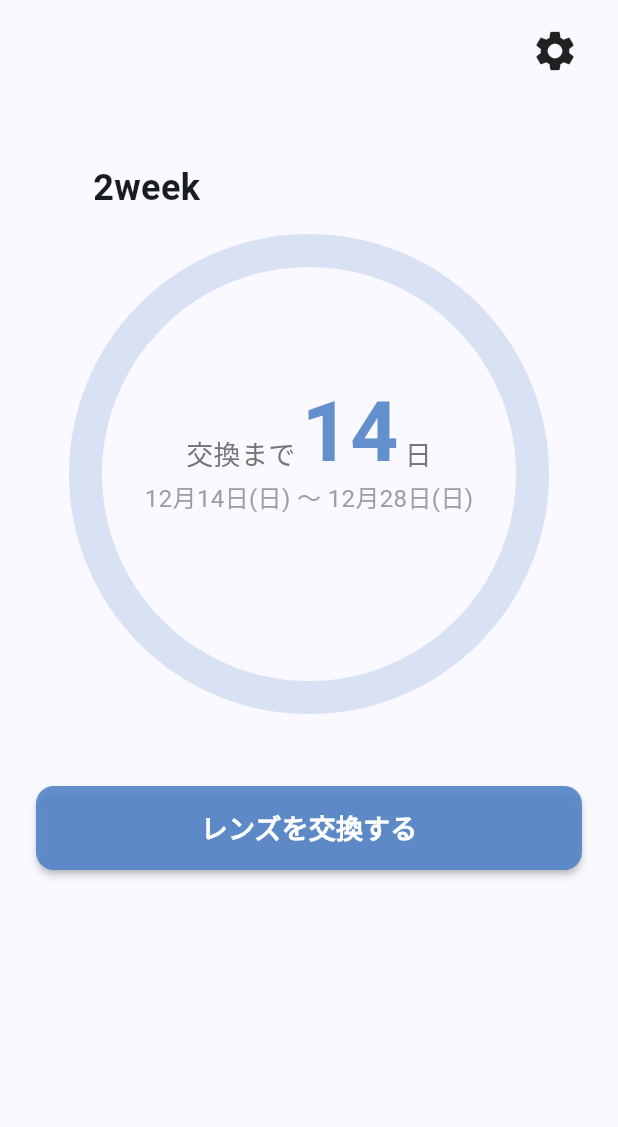
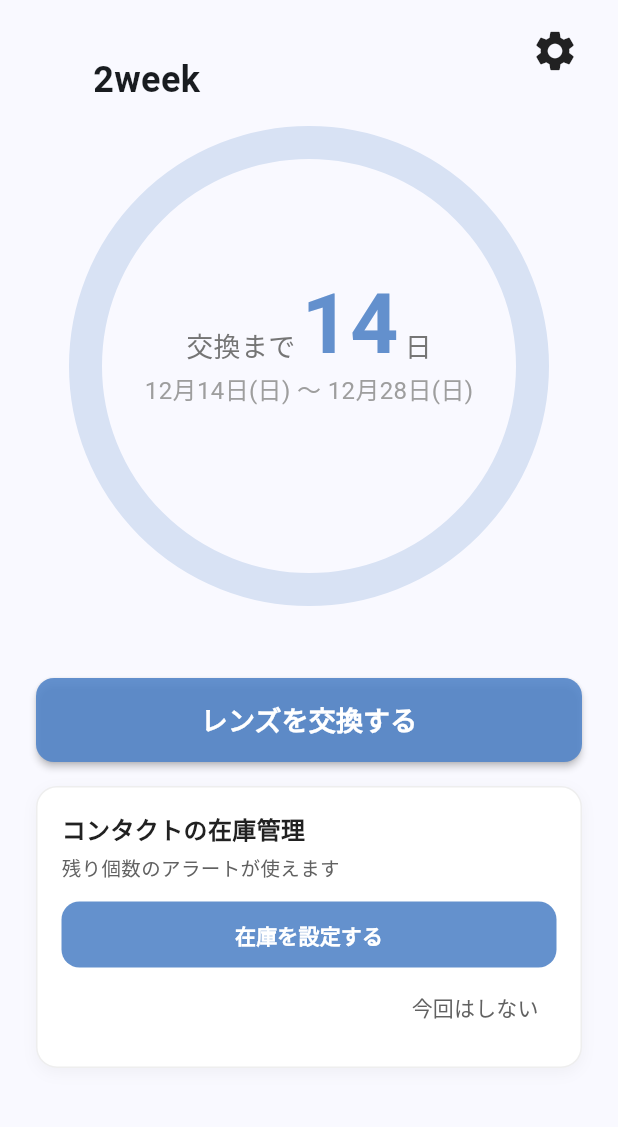
Before and after one commit to N-plus/contact_lens_management, a Flutter app: the screen it shows after launch, on a phone screen of 412 x 824 dp, the part 84-1211 px from its top. Run offline on Flutter 3.47's test engine with Material 3 defaults, Android fonts, the phone set to English and light mode, and no system bars; our stand-ins replace audioplayers, flutter_local_notifications, shared_preferences, timezone; statements that could not run were skipped.

Commit message:
Add inventory onboarding prompt

```diff
--- a/lib/main.dart
+++ b/lib/main.dart
@@ -124,7 +124,7 @@ class ContactProfile {
         themeColorIndex: 0,
         inventoryAlertEnabled: true,
         showInventory: false,
-        inventoryCount: 0,
+        inventoryCount: null,
         inventoryThreshold: 2,
         soundEnabled: true,
         isRegistered: true,
@@ -143,7 +143,7 @@ class ContactProfile {
         themeColorIndex: 0,
         inventoryAlertEnabled: true,
         showInventory: false,
-        inventoryCount: 0,
+        inventoryCount: null,
         inventoryThreshold: 2,
         soundEnabled: true,
         isRegistered: false,
@@ -161,7 +161,7 @@ class ContactProfile {
   final int themeColorIndex;
   final bool inventoryAlertEnabled;
   final bool showInventory;
-  final int inventoryCount;
+  final int? inventoryCount;
   final int inventoryThreshold;
   final bool soundEnabled;
   final bool isRegistered;
@@ -250,7 +250,7 @@ class ContactProfile {
       themeColorIndex: map['themeColorIndex'] as int? ?? 0,
       inventoryAlertEnabled: map['inventoryAlertEnabled'] as bool? ?? true,
       showInventory: map['showInventory'] as bool? ?? false,
-      inventoryCount: map['inventoryCount'] as int? ?? 0,
+      inventoryCount: map['inventoryCount'] as int?,
       inventoryThreshold: map['inventoryThreshold'] as int? ?? 2,
       soundEnabled: map['soundEnabled'] as bool? ?? true,
       isRegistered: map['isRegistered'] as bool? ?? true,
@@ -306,6 +306,8 @@ class ContactLensState extends ChangeNotifier {
   static const _showInventoryKey = 'showInventory';
   static const _inventoryCountKey = 'inventoryCount';
   static const _inventoryThresholdKey = 'inventoryThreshold';
+  static const _inventoryOnboardingDismissedKey =
+      'inventoryOnboardingDismissed';
   static const _soundEnabledKey = 'soundEnabled';
 
   static const _lensTypeKey = 'lensType';
@@ -333,10 +335,13 @@ class ContactLensState extends ChangeNotifier {
     ContactProfile.secondaryPlaceholder(),
   ];
   int _selectedProfileIndex = 0;
+  bool _inventoryOnboardingDismissed = false;
 
   Future<void> load() async {
     _prefs = await SharedPreferences.getInstance();
     _selectedProfileIndex = _prefs?.getInt(_selectedProfileIndexKey) ?? 0;
+    _inventoryOnboardingDismissed =
+        _prefs?.getBool(_inventoryOnboardingDismissedKey) ?? false;
 
     final storedPrimary = await _loadProfile(0);
     final storedSecondary = await _loadProfile(1);
@@ -376,8 +381,10 @@ class ContactLensState extends ChangeNotifier {
   int get themeColorIndex => _profile.themeColorIndex;
   bool get notifyInventoryAlert => _profile.inventoryAlertEnabled;
   bool get showInventory => _profile.showInventory;
-  int get inventoryCount => _profile.inventoryCount;
+  int? get inventoryCount => _profile.inventoryCount;
   int get inventoryThreshold => _profile.inventoryThreshold;
+  bool get inventoryOnboardingDismissed => _inventoryOnboardingDismissed;
+  bool get isInventoryConfigured => _profile.inventoryCount != null;
   bool get soundEnabled => _profile.soundEnabled;
   String get cycleLabel {
     if (_profile.cycleLength == oneDayCycle) {
@@ -417,8 +424,12 @@ class ContactLensState extends ChangeNotifier {
     return clamped / total;
   }
 
-  bool get shouldShowInventoryAlert =>
-      _profile.showInventory && _profile.inventoryCount <= _profile.inventoryThreshold;
+  bool get shouldShowInventoryAlert => _profile.showInventory &&
+      _profile.inventoryCount != null &&
+      _profile.inventoryCount! <= _profile.inventoryThreshold;
+
+  bool get shouldShowInventoryOnboarding =>
+      !_inventoryOnboardingDismissed && _profile.inventoryCount == null;
 
   Future<void> recordExchangeToday() async {
     await _updateProfile(
@@ -482,9 +493,14 @@ class ContactLensState extends ChangeNotifier {
     await _updateProfile((current) => current.copyWith(showInventory: value));
   }
 
-  Future<void> setInventoryCount(int value) async {
+  Future<void> setInventoryCount(int? value) async {
+    final sanitized = value == null
+        ? null
+        : value < 0
+            ? 0
+            : value;
     await _updateProfile(
-      (current) => current.copyWith(inventoryCount: value < 0 ? 0 : value),
+      (current) => current.copyWith(inventoryCount: sanitized),
     );
   }
 
@@ -492,6 +508,12 @@ class ContactLensState extends ChangeNotifier {
     await _updateProfile(
       (current) => current.copyWith(inventoryThreshold: value < 0 ? 0 : value),
     );
+  }
+
+  Future<void> dismissInventoryOnboarding() async {
+    _inventoryOnboardingDismissed = true;
+    await _prefs?.setBool(_inventoryOnboardingDismissedKey, true);
+    notifyListeners();
   }
 
   Future<void> setSoundEnabled(bool value) async {
@@ -599,7 +621,9 @@ class ContactLensState extends ChangeNotifier {
       inventoryAlertEnabled:
           _prefs?.getBool(_inventoryAlertEnabledKey) ?? true,
       showInventory: _prefs?.getBool(_showInventoryKey) ?? false,
-      inventoryCount: _prefs?.getInt(_inventoryCountKey) ?? 0,
+      inventoryCount: _prefs?.containsKey(_inventoryCountKey)
+          ? _prefs?.getInt(_inventoryCountKey)
+          : null,
       inventoryThreshold: _prefs?.getInt(_inventoryThresholdKey) ?? 2,
       soundEnabled: _prefs?.getBool(_soundEnabledKey) ?? true,
       isRegistered: true,
@@ -634,6 +658,10 @@ class ContactLensState extends ChangeNotifier {
       );
     }
     await _prefs?.setInt(_selectedProfileIndexKey, _selectedProfileIndex);
+    await _prefs?.setBool(
+      _inventoryOnboardingDismissedKey,
+      _inventoryOnboardingDismissed,
+    );
   }
 
   DateTime _today() {
@@ -653,7 +681,8 @@ class ContactLensState extends ChangeNotifier {
 
     if (_profile.inventoryAlertEnabled &&
         _profile.showInventory &&
-        _profile.inventoryCount <= _profile.inventoryThreshold) {
+        _profile.inventoryCount != null &&
+        _profile.inventoryCount! <= _profile.inventoryThreshold) {
       final scheduled = _scheduledDateTime(
         exchange.subtract(const Duration(days: 3)),
         _inventoryAlertTime,
@@ -806,6 +835,7 @@ class _HomeScreenState extends State<HomeScreen> {
     final shouldShowExpiredWarning = !isBeforeStart && isOverdue;
     final chartSize = math.min(MediaQuery.of(context).size.width * 0.8, 320.0);
     final hasSecondProfile = state.hasSecondProfile;
+    final inventoryCount = state.inventoryCount;
 
     return Scaffold(
       appBar: AppBar(
@@ -1049,6 +1079,14 @@ class _HomeScreenState extends State<HomeScreen> {
                         ),
                       ),
                     ),
+                    if (state.shouldShowInventoryOnboarding) ...[
+                      const SizedBox(height: 16),
+                      InventoryOnboardingCard(
+                        accentColor: themeColor,
+                        onSetup: () => _startInventorySetup(state),
+                        onDismiss: () => state.dismissInventoryOnboarding(),
+                      ),
+                    ],
                     if (state.shouldShowInventoryAlert) ...[
                       const SizedBox(height: 20),
                       Container(
@@ -1075,7 +1113,7 @@ class _HomeScreenState extends State<HomeScreen> {
                             const SizedBox(width: 12),
                             Expanded(
                               child: Text(
-                                '在庫が残り ${state.inventoryCount} 個です。お早めにご用意ください',
+                                '在庫が残り ${inventoryCount ?? 0} 個です。お早めにご用意ください',
                                 style: TextStyle(
                                   fontSize: 14,
                                   fontWeight: FontWeight.w500,
@@ -1099,6 +1137,23 @@ class _HomeScreenState extends State<HomeScreen> {
         ),
       ),
     );
+  }
+
+  Future<void> _startInventorySetup(ContactLensState state) async {
+    final saved = await showInventoryPicker(
+      context,
+      state,
+      isCurrentInventory: true,
+    );
+
+    if (!saved) {
+      return;
+    }
+
+    if (!mounted) return;
+
+    await state.setShowInventory(true);
+    await state.dismissInventoryOnboarding();
   }
 
   void _showExchangeModal(ContactLensState state) {
@@ -1124,7 +1179,7 @@ class _HomeScreenState extends State<HomeScreen> {
   }
 
   Future<void> _onExchangeButtonPressed(ContactLensState state) async {
-    if (state.showInventory && state.inventoryCount <= 0) {
+    if (state.showInventory && (state.inventoryCount == null || state.inventoryCount! <= 0)) {
       final updated = await showInventoryPicker(
         context,
         state,
@@ -1149,7 +1204,7 @@ class _HomeScreenState extends State<HomeScreen> {
   ) async {
     final inventoryBefore = state.inventoryCount;
     await state.recordExchangeOn(selected);
-    if (inventoryBefore > 0) {
+    if (inventoryBefore != null && inventoryBefore > 0) {
       await state.setInventoryCount(inventoryBefore - 1);
     }
     if (!mounted) {
@@ -1172,7 +1227,7 @@ class _HomeScreenState extends State<HomeScreen> {
   Future<void> _recordExchangeToday(ContactLensState state) async {
     final inventoryBefore = state.inventoryCount;
     await state.recordExchangeToday();
-    if (inventoryBefore > 0) {
+    if (inventoryBefore != null && inventoryBefore > 0) {
       await state.setInventoryCount(inventoryBefore - 1);
     }
     if (!mounted) return;
@@ -1194,6 +1249,96 @@ class _HomeScreenState extends State<HomeScreen> {
 
   String _formatDate(DateTime date) {
     return formatJapaneseDateWithWeekday(date);
+  }
+}
+
+class InventoryOnboardingCard extends StatelessWidget {
+  const InventoryOnboardingCard({
+    super.key,
+    required this.onSetup,
+    required this.onDismiss,
+    required this.accentColor,
+  });
+
+  final VoidCallback onSetup;
+  final VoidCallback onDismiss;
+  final Color accentColor;
+
+  @override
+  Widget build(BuildContext context) {
+    return Container(
+      width: double.infinity,
+      padding: const EdgeInsets.all(16),
+      decoration: BoxDecoration(
+        color: Colors.white,
+        borderRadius: BorderRadius.circular(14),
+        boxShadow: [
+          BoxShadow(
+            color: Colors.black.withOpacity(0.04),
+            blurRadius: 8,
+            offset: const Offset(0, 3),
+          ),
+        ],
+        border: Border.all(color: Colors.grey[200]!),
+      ),
+      child: Column(
+        crossAxisAlignment: CrossAxisAlignment.start,
+        children: [
+          Text(
+            'コンタクトの在庫管理',
+            style: TextStyle(
+              fontSize: 16,
+              fontWeight: FontWeight.w700,
+              color: Colors.grey[900],
+            ),
+          ),
+          const SizedBox(height: 6),
+          Text(
+            '残り個数のアラートが使えます',
+            style: TextStyle(
+              fontSize: 13,
+              color: Colors.grey[700],
+              height: 1.3,
+            ),
+          ),
+          const SizedBox(height: 12),
+          Row(
+            children: [
+              Expanded(
+                child: ElevatedButton(
+                  onPressed: onSetup,
+                  style: ElevatedButton.styleFrom(
+                    backgroundColor: accentColor,
+                    foregroundColor: Colors.white,
+                    elevation: 0,
+                    shape: RoundedRectangleBorder(
+                      borderRadius: BorderRadius.circular(12),
+                    ),
+                    minimumSize: const Size.fromHeight(44),
+                  ),
+                  child: const Text(
+                    '在庫を設定する',
+                    style: TextStyle(
+                      fontWeight: FontWeight.w700,
+                    ),
+                  ),
+                ),
+              ),
+            ],
+          ),
+          Align(
+            alignment: Alignment.centerRight,
+            child: TextButton(
+              onPressed: onDismiss,
+              style: TextButton.styleFrom(
+                foregroundColor: Colors.grey[700],
+              ),
+              child: const Text('今回はしない'),
+            ),
+          ),
+        ],
+      ),
+    );
   }
 }
 
@@ -1898,7 +2043,9 @@ class SettingsPage extends StatelessWidget {
                     mainAxisSize: MainAxisSize.min,
                     children: [
                       Text(
-                        '${state.inventoryCount} 個',
+                        state.inventoryCount == null
+                            ? '未設定'
+                            : '${state.inventoryCount} 個',
                         style: TextStyle(
                           fontSize: 16,
                           color: Colors.grey[700],
@@ -2278,7 +2425,9 @@ Future<bool> showInventoryPicker(
   required bool isCurrentInventory,
   int? initialValue,
 }) async {
-  final startingValue = initialValue ?? (isCurrentInventory ? state.inventoryCount : state.inventoryThreshold);
+  final baseValue = initialValue ??
+      (isCurrentInventory ? state.inventoryCount ?? 0 : state.inventoryThreshold);
+  final startingValue = baseValue < 0 ? 0 : baseValue;
   final maxValue = math.max(startingValue, 100);
   final maxCount = maxValue is int ? maxValue : maxValue.toInt();
   final clampedInitial = startingValue.clamp(0, maxCount);
```
